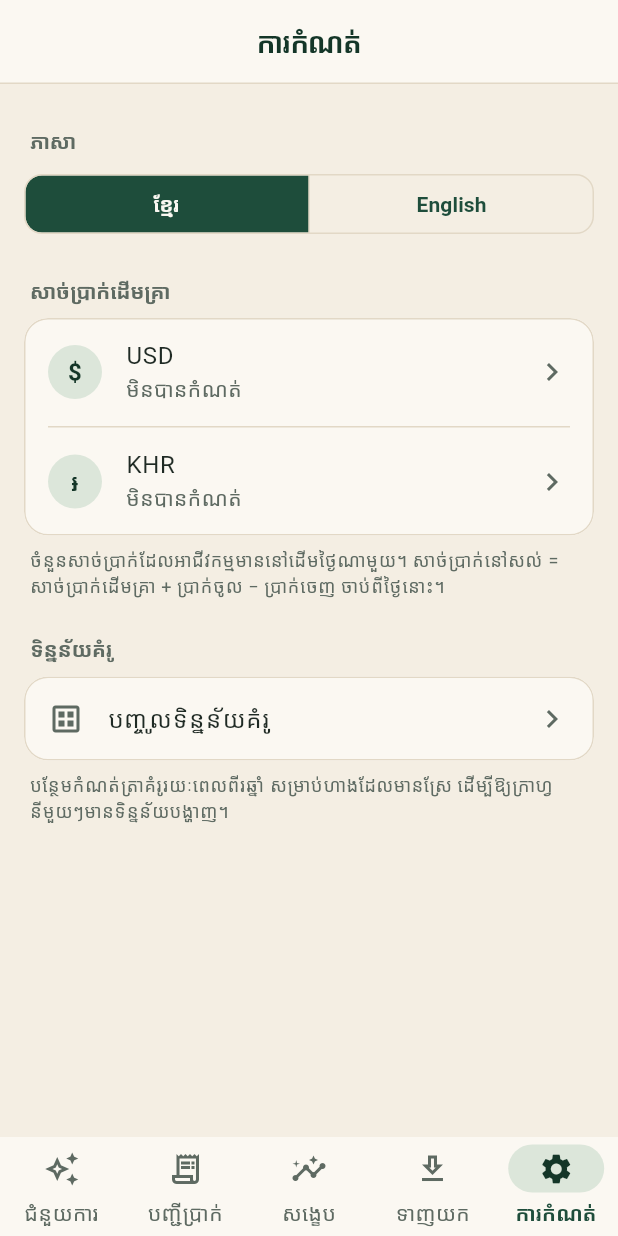
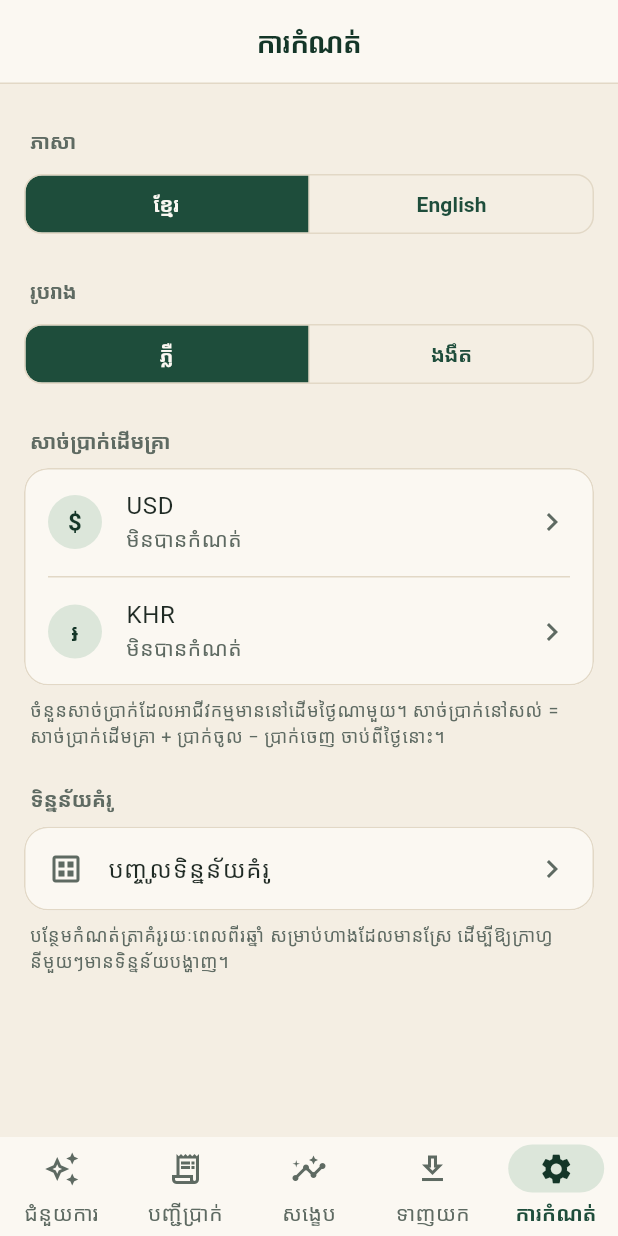
Before and after one commit to Phearak-Both/sme-financial-copilot, a Flutter app: the screen it shows after launch, item 5 of the bottom bar chosen, on a phone screen of 412 x 824 dp. Run offline on Flutter 3.47's test engine with Material 3 defaults, Android fonts, the phone set to English and light mode, and no system bars; our stand-ins replace fl_chart, flutter_riverpod, go_router, image_picker, pdf, printing and 2 more; missing offline and left inert: file_selector, record; accounts and stored records are empty.

Commit message:
Add a light and dark mode switch with a navy dark mode Light mode stays warm beige and dark mode is now dark navy instead of green-black. Settings has a Light / Dark choice under Appearance, and the sign-in page has a sun/moon button next to the language button. The choice is saved on the device; the app starts light.
Co-Authored-By: Claude Opus 5.5 <noreply@anthropic.com>

```diff
--- a/lib/app/app.dart
+++ b/lib/app/app.dart
@@ -109,6 +109,7 @@ class _SmeCopilotAppState extends ConsumerState<SmeCopilotApp> {
   @override
   Widget build(BuildContext context) {
     final locale = ref.watch(localeProvider).value ?? defaultLocale;
+    final themeMode = ref.watch(themeModeProvider).value ?? ThemeMode.light;
     return MaterialApp.router(
       debugShowCheckedModeBanner: false,
       onGenerateTitle: (context) => context.l10n.appTitle,
@@ -122,6 +123,7 @@ class _SmeCopilotAppState extends ConsumerState<SmeCopilotApp> {
       ],
       theme: buildAppTheme(Brightness.light),
       darkTheme: buildAppTheme(Brightness.dark),
+      themeMode: themeMode,
       routerConfig: _router,
     );
   }
--- a/lib/app/providers.dart
+++ b/lib/app/providers.dart
@@ -1,4 +1,4 @@
-import 'package:flutter/widgets.dart';
+import 'package:flutter/material.dart' show Locale, ThemeMode;
 import 'package:flutter_riverpod/flutter_riverpod.dart';
 import 'package:supabase_flutter/supabase_flutter.dart';
 
@@ -81,6 +81,21 @@ final localeProvider = StreamProvider<Locale>(
           (locale) => locale.languageCode == code,
           orElse: () => defaultLocale,
         ),
+      ),
+);
+
+// -------------------------------------------------------------------- theme
+
+const themeModeSettingKey = 'themeMode';
+
+/// Light (beige) by default; users can switch to dark (navy).
+final themeModeProvider = StreamProvider<ThemeMode>(
+  (ref) => ref
+      .watch(settingsStoreProvider)
+      .watch(themeModeSettingKey)
+      .map(
+        (name) =>
+            name == ThemeMode.dark.name ? ThemeMode.dark : ThemeMode.light,
       ),
 );
 
--- a/lib/app/theme.dart
+++ b/lib/app/theme.dart
@@ -6,7 +6,7 @@ import 'package:flutter/material.dart';
 /// leaving text measured too narrow and clipped.
 const List<String>? khmerFontFallback = kIsWeb ? ['NotoSansKhmer'] : null;
 
-/// Brand palette: deep forest green on warm beige.
+/// Brand palette: deep forest green on warm beige, and on dark navy at night.
 class Brand {
   static const forest = Color(0xFF1E4D3B);
   static const forestDeep = Color(0xFF143628);
@@ -18,11 +18,11 @@ class Brand {
   static const inkMuted = Color(0xFF5E6A62);
   static const line = Color(0xFFE2D8C6);
 
-  // Dark mode: green-black surfaces with beige text.
-  static const nightBg = Color(0xFF111A15);
-  static const nightSurface = Color(0xFF18241D);
-  static const nightRaised = Color(0xFF203029);
-  static const nightLine = Color(0xFF2E4036);
+  // Dark mode: navy surfaces with beige text.
+  static const nightBg = Color(0xFF0F1A2E);
+  static const nightSurface = Color(0xFF16233B);
+  static const nightRaised = Color(0xFF1E2E4A);
+  static const nightLine = Color(0xFF2C3E5E);
   static const mint = Color(0xFF9CCBB0);
   static const parchment = Color(0xFFEDE5D6);
 }
@@ -34,12 +34,12 @@ ThemeData buildAppTheme(Brightness brightness) {
       ? const ColorScheme(
           brightness: Brightness.dark,
           primary: Brand.mint,
-          onPrimary: Brand.forestDeep,
-          primaryContainer: Color(0xFF2A4A3B),
+          onPrimary: Color(0xFF0B2A20),
+          primaryContainer: Color(0xFF1F4645),
           onPrimaryContainer: Brand.parchment,
           secondary: Color(0xFFD8C8A8),
           onSecondary: Color(0xFF2E2717),
-          secondaryContainer: Color(0xFF3A3326),
+          secondaryContainer: Color(0xFF2E3B55),
           onSecondaryContainer: Brand.parchment,
           tertiary: Color(0xFFD9B77A),
           onTertiary: Color(0xFF2E2310),
@@ -47,13 +47,13 @@ ThemeData buildAppTheme(Brightness brightness) {
           onError: Color(0xFF4A1408),
           surface: Brand.nightBg,
           onSurface: Brand.parchment,
-          onSurfaceVariant: Color(0xFFB4BDB5),
-          surfaceContainerLowest: Color(0xFF0C130F),
+          onSurfaceVariant: Color(0xFFB0BBCD),
+          surfaceContainerLowest: Color(0xFF0A1322),
           surfaceContainerLow: Brand.nightSurface,
           surfaceContainer: Brand.nightSurface,
           surfaceContainerHigh: Brand.nightRaised,
-          surfaceContainerHighest: Color(0xFF283A31),
-          outline: Color(0xFF55675C),
+          surfaceContainerHighest: Color(0xFF263856),
+          outline: Color(0xFF56698A),
           outlineVariant: Brand.nightLine,
         )
       : const ColorScheme(
--- a/lib/features/settings/settings_screen.dart
+++ b/lib/features/settings/settings_screen.dart
@@ -23,6 +23,7 @@ class SettingsScreen extends ConsumerWidget {
   Widget build(BuildContext context, WidgetRef ref) {
     final l10n = context.l10n;
     final current = ref.watch(localeProvider).value ?? defaultLocale;
+    final themeMode = ref.watch(themeModeProvider).value ?? ThemeMode.light;
     final openings = {
       for (final o in ref.watch(openingBalancesProvider).value ?? const [])
         o.currency: o,
@@ -48,6 +49,24 @@ class SettingsScreen extends ConsumerWidget {
             onSelectionChanged: (selection) => ref
                 .read(settingsStoreProvider)
                 .set(localeSettingKey, selection.first),
+          ),
+          _SectionHeader(l10n.appearance),
+          SegmentedButton<ThemeMode>(
+            showSelectedIcon: false,
+            segments: [
+              ButtonSegment(
+                value: ThemeMode.light,
+                label: Text(l10n.themeLight),
+              ),
+              ButtonSegment(
+                value: ThemeMode.dark,
+                label: Text(l10n.themeDark),
+              ),
+            ],
+            selected: {themeMode},
+            onSelectionChanged: (selection) => ref
+                .read(settingsStoreProvider)
+                .set(themeModeSettingKey, selection.first.name),
           ),
           _SectionHeader(l10n.openingCash),
           Card(
--- a/lib/l10n/app_en.arb
+++ b/lib/l10n/app_en.arb
@@ -88,6 +88,9 @@
   "sourceVoice": "Voice",
   "sourceReceipt": "Receipt photo",
   "language": "Language",
+  "appearance": "Appearance",
+  "themeLight": "Light",
+  "themeDark": "Dark",
   "today": "Today",
   "yesterday": "Yesterday",
   "somethingWrong": "Something went wrong. Please try again.",
--- a/lib/l10n/app_km.arb
+++ b/lib/l10n/app_km.arb
@@ -67,6 +67,9 @@
   "sourceVoice": "សំឡេង",
   "sourceReceipt": "រូបថតវិក្កយបត្រ",
   "language": "ភាសា",
+  "appearance": "រូបរាង",
+  "themeLight": "ភ្លឺ",
+  "themeDark": "ងងឹត",
   "today": "ថ្ងៃនេះ",
   "yesterday": "ម្សិលមិញ",
   "somethingWrong": "មានបញ្ហាកើតឡើង។ សូមព្យាយាមម្តងទៀត។",
--- a/lib/l10n/app_localizations.dart
+++ b/lib/l10n/app_localizations.dart
@@ -500,6 +500,24 @@ abstract class AppLocalizations {
   /// **'Language'**
   String get language;
 
+  /// No description provided for @appearance.
+  ///
+  /// In en, this message translates to:
+  /// **'Appearance'**
+  String get appearance;
+
+  /// No description provided for @themeLight.
+  ///
+  /// In en, this message translates to:
+  /// **'Light'**
+  String get themeLight;
+
+  /// No description provided for @themeDark.
+  ///
+  /// In en, this message translates to:
+  /// **'Dark'**
+  String get themeDark;
+
   /// No description provided for @today.
   ///
   /// In en, this message translates to:
--- a/lib/l10n/app_localizations_km.dart
+++ b/lib/l10n/app_localizations_km.dart
@@ -224,6 +224,15 @@ class AppLocalizationsKm extends AppLocalizations {
 
   @override
   String get language => 'ភាសា';
+
+  @override
+  String get appearance => 'រូបរាង';
+
+  @override
+  String get themeLight => 'ភ្លឺ';
+
+  @override
+  String get themeDark => 'ងងឹត';
 
   @override
   String get today => 'ថ្ងៃនេះ';
```
Also changed, not shown: lib/features/auth/auth_screen.dart (+27 -1 lines), lib/l10n/app_localizations_en.dart (+9 -0 lines).
